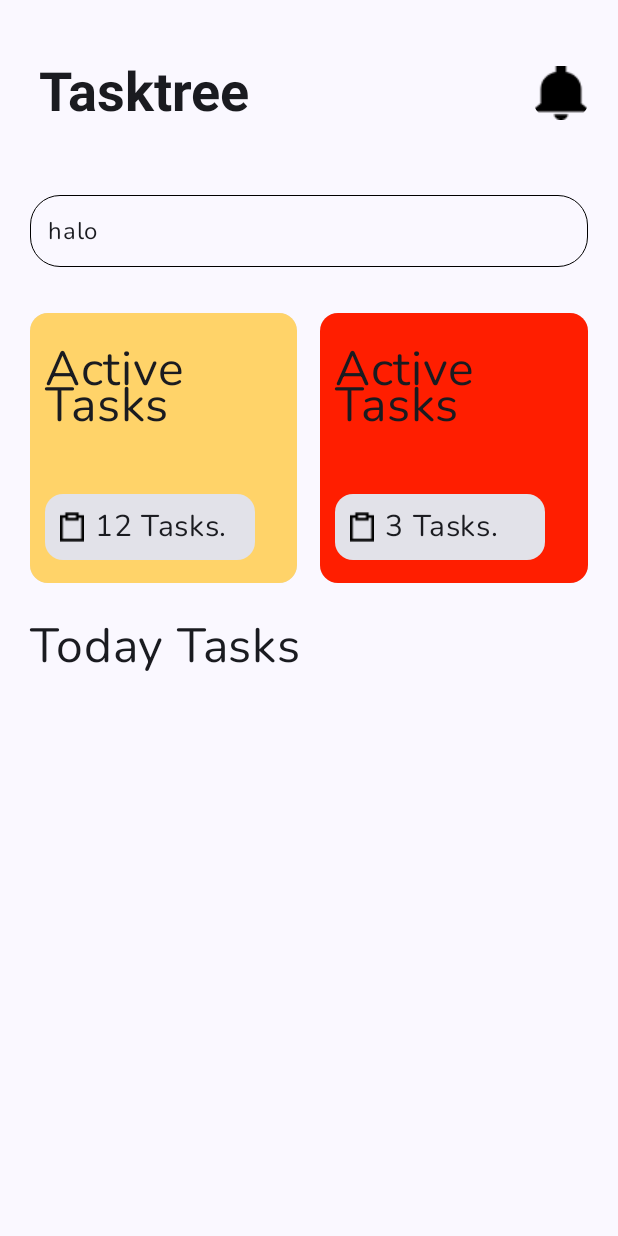
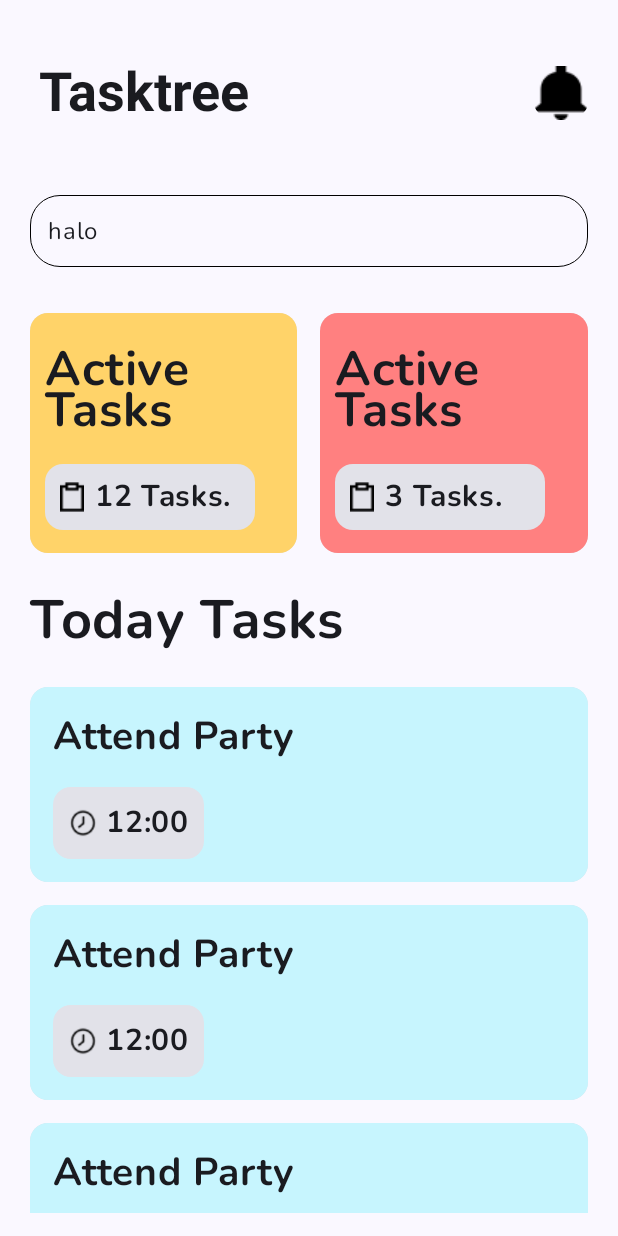
Before and after one commit to KenzieFu/TaskApp, an Android app built with Jetpack Compose: the screen it shows after launch (MainActivity), on a phone screen of 412 x 824 dp. Run offline under Robolectric (Android 15) with nearby library versions, the phone set to English and light mode, and no system bars.

Commit message:
Revisi Page Homescreen Part-1

```diff
--- a/app/src/main/java/com/example/taskapp/TaskApp.kt
+++ b/app/src/main/java/com/example/taskapp/TaskApp.kt
@@ -12,6 +12,7 @@ import androidx.compose.foundation.layout.height
 import androidx.compose.foundation.layout.padding
 import androidx.compose.foundation.layout.size
 import androidx.compose.foundation.layout.width
+import androidx.compose.foundation.lazy.LazyColumn
 import androidx.compose.material3.ExperimentalMaterial3Api
 import androidx.compose.material3.Icon
 
@@ -31,6 +32,7 @@ import androidx.compose.ui.unit.sp
 import com.example.taskapp.model.TaskType
 import com.example.taskapp.ui.util.SearchBar
 import com.example.taskapp.ui.util.TaskCard
+import com.example.taskapp.ui.util.TaskItemCard
 
 @OptIn(ExperimentalMaterial3Api::class)
 @Composable
@@ -90,9 +92,21 @@ private fun TaskHomeScreen(modifier: Modifier){
         Spacer(modifier = Modifier.height(20.dp))
         Text(
             text = "Today Tasks",
-            fontSize = 32.sp,
-            fontWeight = FontWeight.Bold
+            fontWeight = FontWeight.Bold,
+            fontSize = 36.sp,
+
             )
+        Spacer(modifier = Modifier.height(20.dp))
+        LazyColumn(
+            verticalArrangement = Arrangement.spacedBy(15.dp)
+        ){
+            items(3){
+                TaskItemCard(modifier = Modifier
+                    .fillMaxWidth()
+                    .height(130.dp))
+            }
+        }
+
 
 
     }
@@ -101,7 +115,7 @@ private fun TaskHomeScreen(modifier: Modifier){
 @Composable
 fun TaskCardSection(){
     Column(
-        modifier=Modifier.height(180.dp)
+        modifier=Modifier.height(160.dp)
     ){
         Row(
             modifier= Modifier.fillMaxHeight(),
--- a/app/src/main/java/com/example/taskapp/ui/theme/Type.kt
+++ b/app/src/main/java/com/example/taskapp/ui/theme/Type.kt
@@ -13,7 +13,7 @@ import com.example.taskapp.R
 //1.Nunito
 val Nunito = FontFamily(
     Font(R.font.nunito_regular),
-    Font(R.font.nunito_regular,FontWeight.Bold)
+    Font(R.font.nunito_bold,FontWeight.Bold)
 )
 
 
--- a/app/src/main/java/com/example/taskapp/ui/util/TaskCard.kt
+++ b/app/src/main/java/com/example/taskapp/ui/util/TaskCard.kt
@@ -39,8 +39,10 @@ fun TaskCard(cardType:TaskType,count:Int,modifier: Modifier=Modifier){
             verticalArrangement = Arrangement.SpaceBetween) {
             Text(
                 stringResource(R.string.active_tasks),
+                fontWeight = FontWeight.Bold,
                 fontSize = 32.sp,
-                fontWeight = FontWeight.Bold,
+                lineHeight = 27.sp
+
 
             )
             CountTask(count=count,modifier = Modifier.width(140.dp))
--- a/app/src/main/java/com/example/taskapp/ui/util/TaskItemCard.kt
+++ b/app/src/main/java/com/example/taskapp/ui/util/TaskItemCard.kt
@@ -1,23 +1,79 @@
 package com.example.taskapp.ui.util
 
+import androidx.compose.foundation.background
+import androidx.compose.foundation.layout.Arrangement
 import androidx.compose.foundation.layout.Column
+import androidx.compose.foundation.layout.Row
+import androidx.compose.foundation.layout.Spacer
+import androidx.compose.foundation.layout.fillMaxWidth
+import androidx.compose.foundation.layout.height
+import androidx.compose.foundation.layout.padding
+import androidx.compose.foundation.layout.size
+import androidx.compose.foundation.layout.width
+import com.example.taskapp.R
 import androidx.compose.material3.Card
+import androidx.compose.material3.Icon
 import androidx.compose.material3.Text
 import androidx.compose.runtime.Composable
+import androidx.compose.ui.Alignment
+import androidx.compose.ui.Modifier
+import androidx.compose.ui.graphics.Color
+import androidx.compose.ui.res.colorResource
+import androidx.compose.ui.res.painterResource
+import androidx.compose.ui.res.pluralStringResource
+import androidx.compose.ui.text.font.FontWeight
 import androidx.compose.ui.tooling.preview.Preview
+import androidx.compose.ui.unit.dp
+import androidx.compose.ui.unit.sp
 
 @Composable
-fun TaskItemCard(){
-    Card {
-        Column {
-            Text(text = "Attend Party")
+fun TaskItemCard(modifier: Modifier){
+    Card(modifier=modifier) {
+        Column(modifier= modifier
+            .background(colorResource(R.color.aqua))
+            .padding(15.dp),
+            verticalArrangement = Arrangement.SpaceBetween
+            ) {
+            Text(
+                text = "Attend Party",
+                fontSize = 26.sp,
+                fontWeight = FontWeight.Bold
+                )
+            TimeTask(time = "12:00",Modifier)
         }
 
+
+    }
+}
+@Composable
+fun TimeTask(time:String,modifier: Modifier){
+
+    Card(modifier = modifier) {
+        Row(
+            modifier = Modifier.padding(10.dp),
+            horizontalArrangement = Arrangement.SpaceBetween,
+            verticalAlignment = Alignment.CenterVertically
+        ) {
+            Icon(
+                painter = painterResource(R.drawable.clock),
+                contentDescription =null,
+                modifier=Modifier.size(20.dp),
+                tint = Color.Black
+            )
+            Spacer(modifier = Modifier.width(5.dp))
+            Text(
+                time,
+                fontSize = 20.sp,
+                fontWeight = FontWeight.Bold
+            )
+        }
     }
 }
 
 @Preview
 @Composable
 fun TaskItemCardPreview(){
-
+    TaskItemCard(modifier= Modifier
+        .fillMaxWidth()
+        .height(130.dp))
 }
--- a/app/src/main/res/values/colors.xml
+++ b/app/src/main/res/values/colors.xml
@@ -8,5 +8,6 @@
     <color name="black">#FF000000</color>
     <color name="white">#FFFFFFFF</color>
     <color name="pale_orange">#FFD369</color>
-    <color name="reddish">#FF1E00</color>
+    <color name="reddish">#FF8080</color>
+    <color name="aqua">#C7F5FE</color>
 </resources>
```
Also changed, not shown: app/src/main/res/drawable/clock.png (added).
